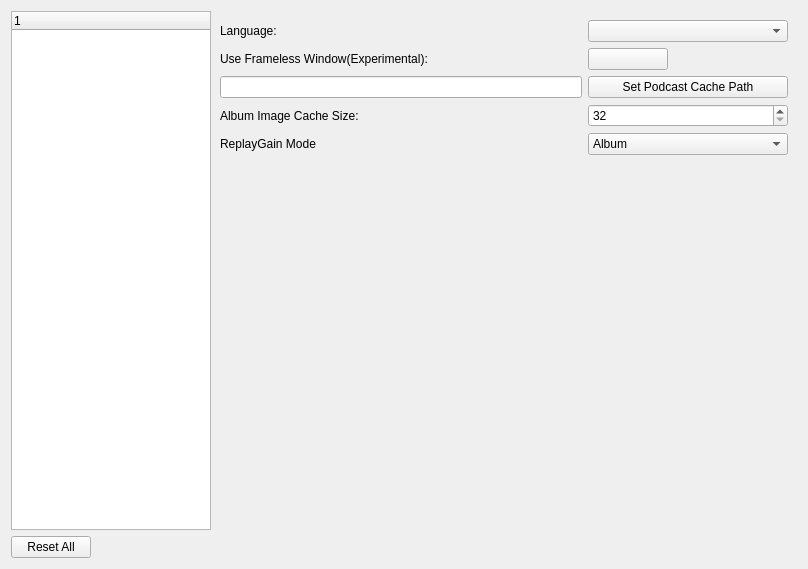
This is src/xamp/preferencedialog.ui in billlin0904/xamp2 as Qt 5 draws it before an edit. The edited form follows.
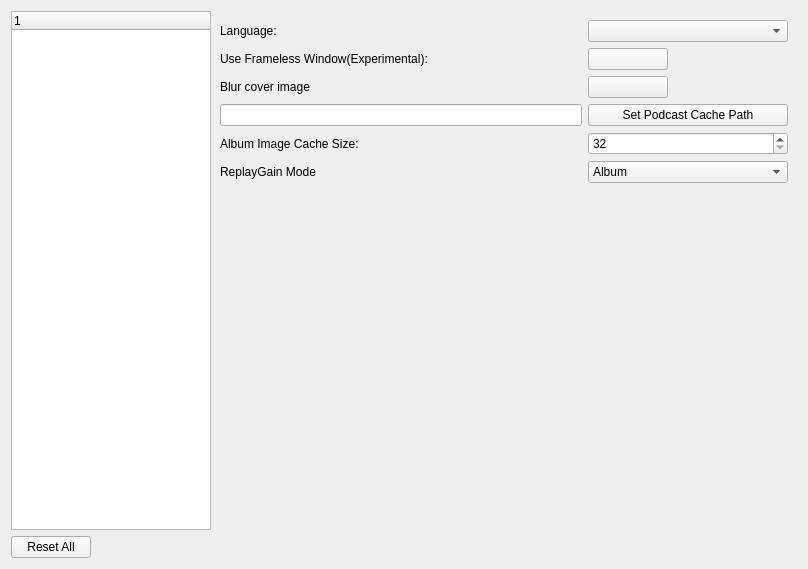
This is the edited form. Custom widgets are drawn as their Qt base class.

What changed in the file:
```diff
--- a/src/xamp/preferencedialog.ui
+++ b/src/xamp/preferencedialog.ui
@@ -92,6 +92,68 @@
        </property>
        <widget class="QWidget" name="playbackPage">
         <layout class="QGridLayout" name="gridLayout">
+         <item row="1" column="0" colspan="2">
+          <widget class="QLabel" name="label_11">
+           <property name="sizePolicy">
+            <sizepolicy hsizetype="Preferred" vsizetype="Preferred">
+             <horstretch>0</horstretch>
+             <verstretch>0</verstretch>
+            </sizepolicy>
+           </property>
+           <property name="text">
+            <string>Use Frameless Window(Experimental):</string>
+           </property>
+          </widget>
+         </item>
+         <item row="7" column="0">
+          <spacer name="verticalSpacer">
+           <property name="orientation">
+            <enum>Qt::Vertical</enum>
+           </property>
+           <property name="sizeHint" stdset="0">
+            <size>
+             <width>20</width>
+             <height>40</height>
+            </size>
+           </property>
+          </spacer>
+         </item>
+         <item row="5" column="2">
+          <widget class="QSpinBox" name="albumImageCacheSizeSpinBox">
+           <property name="minimum">
+            <number>32</number>
+           </property>
+           <property name="maximum">
+            <number>128</number>
+           </property>
+          </widget>
+         </item>
+         <item row="3" column="0">
+          <widget class="QLabel" name="label_13">
+           <property name="sizePolicy">
+            <sizepolicy hsizetype="Preferred" vsizetype="Preferred">
+             <horstretch>0</horstretch>
+             <verstretch>0</verstretch>
+            </sizepolicy>
+           </property>
+           <property name="text">
+            <string>Blur cover image</string>
+           </property>
+          </widget>
+         </item>
+         <item row="5" column="0" colspan="2">
+          <widget class="QLabel" name="label_9">
+           <property name="maximumSize">
+            <size>
+             <width>16777215</width>
+             <height>16777215</height>
+            </size>
+           </property>
+           <property name="text">
+            <string>Album Image Cache Size:</string>
+           </property>
+          </widget>
+         </item>
          <item row="0" column="0" colspan="2">
           <widget class="QLabel" name="label">
            <property name="maximumSize">
@@ -108,70 +170,21 @@
          <item row="0" column="2">
           <widget class="QComboBox" name="langCombo"/>
          </item>
-         <item row="1" column="0" colspan="2">
-          <widget class="QLabel" name="label_11">
-           <property name="sizePolicy">
-            <sizepolicy hsizetype="Preferred" vsizetype="Preferred">
-             <horstretch>0</horstretch>
-             <verstretch>0</verstretch>
-            </sizepolicy>
-           </property>
-           <property name="text">
-            <string>Use Frameless Window(Experimental):</string>
-           </property>
-          </widget>
-         </item>
-         <item row="1" column="2">
-          <widget class="SwitchButton" name="enableFramelessWindowPushButton">
-           <property name="maximumSize">
-            <size>
-             <width>80</width>
-             <height>16777215</height>
-            </size>
-           </property>
-           <property name="text">
-            <string/>
-           </property>
-          </widget>
-         </item>
-         <item row="2" column="0" colspan="2">
+         <item row="4" column="0" colspan="2">
           <widget class="QLineEdit" name="podcastCachePathLineEdit">
            <property name="readOnly">
             <bool>true</bool>
            </property>
           </widget>
          </item>
-         <item row="2" column="2">
+         <item row="4" column="2">
           <widget class="QPushButton" name="setPodcastCacheButton">
            <property name="text">
             <string>Set Podcast Cache Path</string>
            </property>
           </widget>
          </item>
-         <item row="3" column="0" colspan="2">
-          <widget class="QLabel" name="label_9">
-           <property name="maximumSize">
-            <size>
-             <width>16777215</width>
-             <height>16777215</height>
-            </size>
-           </property>
-           <property name="text">
-            <string>Album Image Cache Size:</string>
-           </property>
-          </widget>
-         </item>
-         <item row="3" column="2">
-          <widget class="QSpinBox" name="albumImageCacheSizeSpinBox">
-           <property name="minimum">
-            <number>32</number>
-           </property>
-           <property name="maximum">
-            <number>128</number>
-           </property>
-          </widget>
-         </item>
-         <item row="4" column="2">
+         <item row="6" column="2">
           <widget class="QComboBox" name="replayGainModeCombo">
            <property name="minimumSize">
             <size>
@@ -196,20 +209,7 @@
            </item>
           </widget>
          </item>
-         <item row="5" column="0">
-          <spacer name="verticalSpacer">
-           <property name="orientation">
-            <enum>Qt::Vertical</enum>
-           </property>
-           <property name="sizeHint" stdset="0">
-            <size>
-             <width>20</width>
-             <height>40</height>
-            </size>
-           </property>
-          </spacer>
-         </item>
-         <item row="4" column="0" colspan="2">
+         <item row="6" column="0" colspan="2">
           <widget class="QLabel" name="label_12">
            <property name="maximumSize">
             <size>
@@ -222,6 +222,32 @@
            </property>
           </widget>
          </item>
+         <item row="1" column="2">
+          <widget class="SwitchButton" name="enableFramelessWindowPushButton">
+           <property name="maximumSize">
+            <size>
+             <width>80</width>
+             <height>16777215</height>
+            </size>
+           </property>
+           <property name="text">
+            <string/>
+           </property>
+          </widget>
+         </item>
+         <item row="3" column="2">
+          <widget class="SwitchButton" name="enableBlurCoverImagePushButton">
+           <property name="maximumSize">
+            <size>
+             <width>80</width>
+             <height>16777215</height>
+            </size>
+           </property>
+           <property name="text">
+            <string/>
+           </property>
+          </widget>
+         </item>
         </layout>
        </widget>
        <widget class="QWidget" name="dspManagerPage">
```
